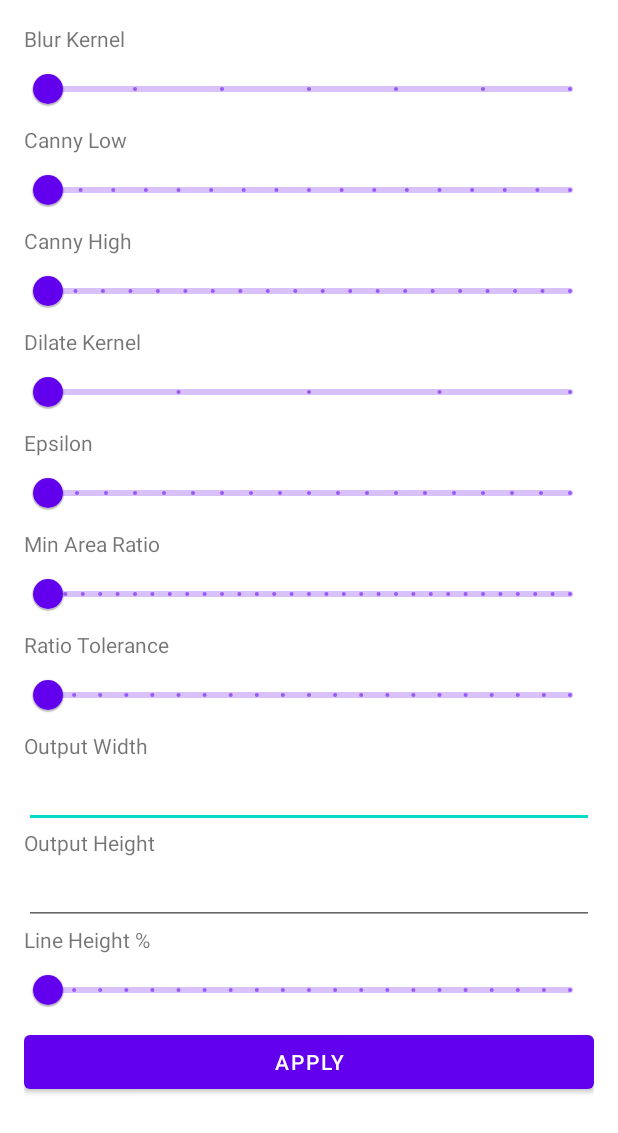
After one commit to ZeroStudMuffin/CEA2, an Android app: the layout dialog_tuning.xml on its own in the app's theme, with its tools: preview values and no code run, on a phone screen of 412 x 824 dp. The commit adds this screen. Shown: the top 1133 px of the screen. Run offline under Robolectric (Android 15) with nearby library versions, the phone set to English and light mode, and no system bars.

Commit message:
Implement debug tuning menu

```diff
--- a/app/src/main/java/com/example/app/OcrParser.kt
+++ b/app/src/main/java/com/example/app/OcrParser.kt
@@ -1,6 +1,7 @@
 package com.example.app
 
 import com.google.mlkit.vision.text.Text
+import com.example.app.TuningParams
 
 /** Utility for filtering and cleaning OCR lines. */
 object OcrParser {
@@ -24,7 +25,7 @@ object OcrParser {
         if (lines.isEmpty()) return emptyList()
         val tallest = lines.maxOfOrNull { it.boundingBox?.height() ?: 0 } ?: 0
         if (tallest == 0) return emptyList()
-        val threshold = tallest * 0.75
+        val threshold = tallest * TuningParams.lineHeightPercent
         val quoteRegex = Regex("[\"'].*?[\"']")
         val bracketRegex = Regex("\\[[^\\]]*\\]|\\([^)]*\\)")
         val cleanRegex = Regex("""[^A-Za-z0-9 %\-]""")
--- /dev/null
+++ b/app/src/main/res/layout/dialog_tuning.xml
@@ -0,0 +1,136 @@
+<?xml version="1.0" encoding="utf-8"?>
+<ScrollView xmlns:android="http://schemas.android.com/apk/res/android"
+    xmlns:app="http://schemas.android.com/apk/res-auto"
+    android:layout_width="match_parent"
+    android:layout_height="wrap_content">
+
+    <LinearLayout
+        android:orientation="vertical"
+        android:layout_width="match_parent"
+        android:layout_height="wrap_content"
+        android:padding="16dp">
+
+        <TextView
+            android:layout_width="wrap_content"
+            android:layout_height="wrap_content"
+            android:text="Blur Kernel" />
+        <com.google.android.material.slider.Slider
+            android:id="@+id/blurSlider"
+            android:layout_width="match_parent"
+            android:layout_height="wrap_content"
+            android:valueFrom="3"
+            android:valueTo="9"
+            android:stepSize="1" />
+
+        <TextView
+            android:layout_width="wrap_content"
+            android:layout_height="wrap_content"
+            android:text="Canny Low" />
+        <com.google.android.material.slider.Slider
+            android:id="@+id/cannyLowSlider"
+            android:layout_width="match_parent"
+            android:layout_height="wrap_content"
+            android:valueFrom="20"
+            android:valueTo="100"
+            android:stepSize="5" />
+
+        <TextView
+            android:layout_width="wrap_content"
+            android:layout_height="wrap_content"
+            android:text="Canny High" />
+        <com.google.android.material.slider.Slider
+            android:id="@+id/cannyHighSlider"
+            android:layout_width="match_parent"
+            android:layout_height="wrap_content"
+            android:valueFrom="60"
+            android:valueTo="250"
+            android:stepSize="10" />
+
+        <TextView
+            android:layout_width="wrap_content"
+            android:layout_height="wrap_content"
+            android:text="Dilate Kernel" />
+        <com.google.android.material.slider.Slider
+            android:id="@+id/dilateSlider"
+            android:layout_width="match_parent"
+            android:layout_height="wrap_content"
+            android:valueFrom="1"
+            android:valueTo="5"
+            android:stepSize="1" />
+
+        <TextView
+            android:layout_width="wrap_content"
+            android:layout_height="wrap_content"
+            android:text="Epsilon" />
+        <com.google.android.material.slider.Slider
+            android:id="@+id/epsilonSlider"
+            android:layout_width="match_parent"
+            android:layout_height="wrap_content"
+            android:valueFrom="2"
+            android:valueTo="20"
+            android:stepSize="1" />
+
+        <TextView
+            android:layout_width="wrap_content"
+            android:layout_height="wrap_content"
+            android:text="Min Area Ratio" />
+        <com.google.android.material.slider.Slider
+            android:id="@+id/minAreaSlider"
+            android:layout_width="match_parent"
+            android:layout_height="wrap_content"
+            android:valueFrom="0"
+            android:valueTo="0.3"
+            android:stepSize="0.01" />
+
+        <TextView
+            android:layout_width="wrap_content"
+            android:layout_height="wrap_content"
+            android:text="Ratio Tolerance" />
+        <com.google.android.material.slider.Slider
+            android:id="@+id/ratioSlider"
+            android:layout_width="match_parent"
+            android:layout_height="wrap_content"
+            android:valueFrom="0"
+            android:valueTo="0.2"
+            android:stepSize="0.01" />
+
+        <TextView
+            android:layout_width="wrap_content"
+            android:layout_height="wrap_content"
+            android:text="Output Width" />
+        <EditText
+            android:id="@+id/widthEdit"
+            android:layout_width="match_parent"
+            android:layout_height="wrap_content"
+            android:inputType="number" />
+
+        <TextView
+            android:layout_width="wrap_content"
+            android:layout_height="wrap_content"
+            android:text="Output Height" />
+        <EditText
+            android:id="@+id/heightEdit"
+            android:layout_width="match_parent"
+            android:layout_height="wrap_content"
+            android:inputType="number" />
+
+        <TextView
+            android:layout_width="wrap_content"
+            android:layout_height="wrap_content"
+            android:text="Line Height %" />
+        <com.google.android.material.slider.Slider
+            android:id="@+id/lineHeightSlider"
+            android:layout_width="match_parent"
+            android:layout_height="wrap_content"
+            android:valueFrom="0"
+            android:valueTo="1"
+            android:stepSize="0.05" />
+
+        <Button
+            android:id="@+id/applyButton"
+            android:layout_width="match_parent"
+            android:layout_height="wrap_content"
+            android:text="Apply" />
+
+    </LinearLayout>
+</ScrollView>
```
Also changed, not shown: app/src/main/java/com/example/app/BinLocatorActivity.kt (+51 -0 lines), app/src/main/java/com/example/app/LabelCropper.kt (+30 -12 lines), app/src/main/java/com/example/app/TuningParams.kt (added, +18 -0 lines), app/src/main/res/layout/activity_bin_locator.xml (+7 -0 lines), 5 other files.
